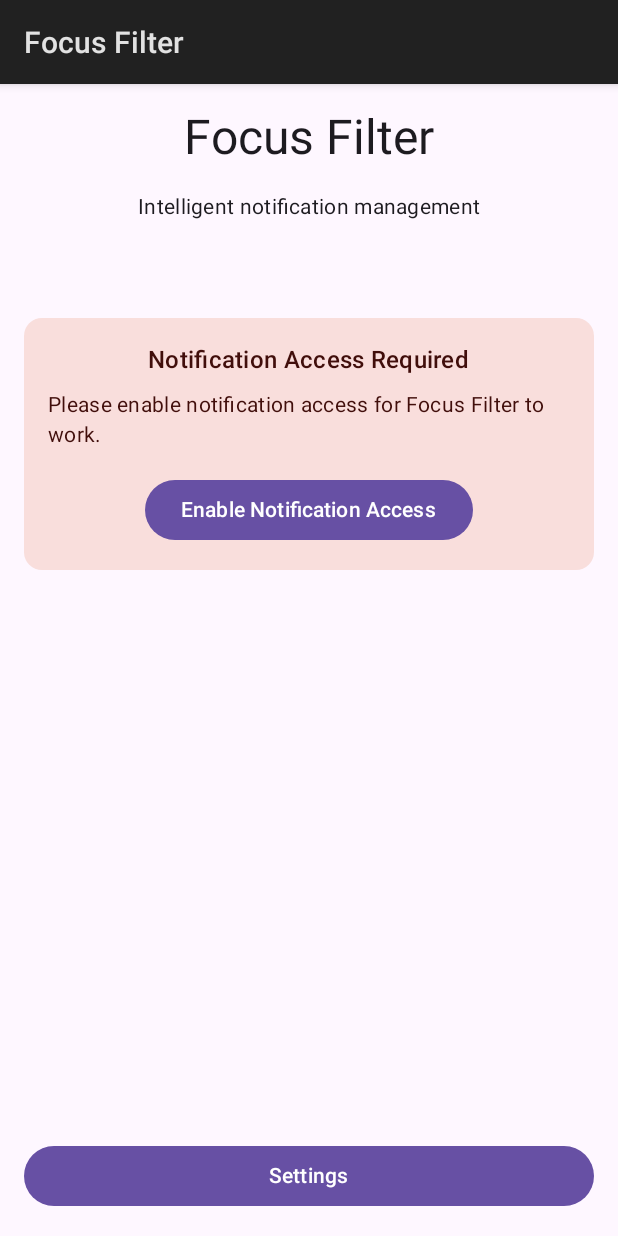
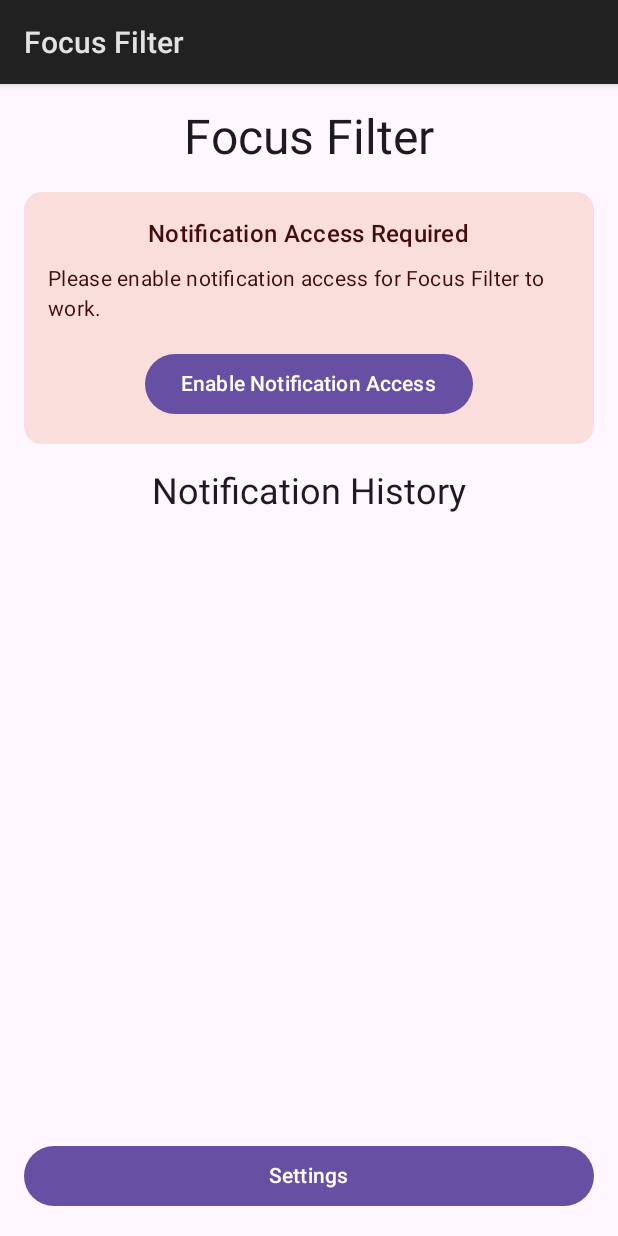
Before and after one commit to isellar/focus-filter, an Android app built with Jetpack Compose: the screen it shows after launch (MainActivity), on a phone screen of 412 x 824 dp. Run offline under Robolectric (Android 15) with nearby library versions, the phone set to English and light mode, and no system bars; our stand-ins replace Dagger/Hilt's generated code, Room's generated code.

Commit message:
update plan and verified pulling notifications, added plan for actual notification capture

```diff
--- a/android/app/src/main/AndroidManifest.xml
+++ b/android/app/src/main/AndroidManifest.xml
@@ -1,6 +1,9 @@
 <?xml version="1.0" encoding="utf-8"?>
 <manifest xmlns:android="http://schemas.android.com/apk/res/android"
     xmlns:tools="http://schemas.android.com/tools">
+
+    <!-- Permission to post notifications (for Android 13+) -->
+    <uses-permission android:name="android.permission.POST_NOTIFICATIONS" />
 
     <!-- Internet permission for backend API fallback -->
     <uses-permission android:name="android.permission.INTERNET" />
--- /dev/null
+++ b/android/app/src/main/java/com/focusfilter/data/NotificationRepository.kt
@@ -0,0 +1,52 @@
+package com.focusfilter.data
+
+import com.focusfilter.data.room.NotificationDao
+import com.focusfilter.data.room.NotificationEntity
+import com.focusfilter.models.ClassificationResult
+import com.focusfilter.models.Notification
+import kotlinx.coroutines.flow.Flow
+import javax.inject.Inject
+import javax.inject.Singleton
+
+/**
+ * Repository for managing notification storage.
+ * It abstracts the data source (Room, and later AppSearch) from the rest of the app.
+ */
+@Singleton
+class NotificationRepository @Inject constructor(
+    private val notificationDao: NotificationDao
+) {
+
+    /**
+     * Inserts a processed notification into the local database.
+     */
+    suspend fun insertNotification(
+        notification: Notification,
+        classification: ClassificationResult
+    ) {
+        val entity = NotificationEntity(
+            title = notification.title,
+            body = notification.body,
+            appName = notification.appName,
+            packageName = notification.packageName,
+            timestamp = notification.timestamp,
+            classification = classification.category.name,
+            reasoning = classification.reasoning
+        )
+        notificationDao.insert(entity)
+    }
+
+    /**
+     * Retrieves all notifications from the database.
+     */
+    fun getAllNotifications(): Flow<List<NotificationEntity>> {
+        return notificationDao.getAll()
+    }
+
+    /**
+     * Clears all notifications from the database.
+     */
+    suspend fun clearAllNotifications() {
+        notificationDao.clearAll()
+    }
+}
--- a/android/app/src/main/java/com/focusfilter/ui/MainActivity.kt
+++ b/android/app/src/main/java/com/focusfilter/ui/MainActivity.kt
@@ -3,18 +3,21 @@ package com.focusfilter.ui
 import android.content.Intent
 import android.os.Bundle
 import android.provider.Settings
-import android.service.notification.NotificationListenerService
 import androidx.activity.ComponentActivity
 import androidx.activity.compose.setContent
 import androidx.compose.foundation.layout.*
+import androidx.compose.foundation.lazy.LazyColumn
+import androidx.compose.foundation.lazy.items
 import androidx.compose.material3.*
 import androidx.compose.runtime.*
 import androidx.compose.ui.Alignment
 import androidx.compose.ui.Modifier
 import androidx.compose.ui.platform.LocalContext
+import androidx.compose.ui.text.font.FontWeight
 import androidx.compose.ui.unit.dp
+import androidx.hilt.navigation.compose.hiltViewModel
+import com.focusfilter.data.room.NotificationEntity
 import com.focusfilter.R
-import com.focusfilter.service.FocusFilterNotificationService
 import dagger.hilt.android.AndroidEntryPoint
 
 @AndroidEntryPoint
@@ -28,9 +31,10 @@ class MainActivity : ComponentActivity() {
 }
 
 @Composable
-fun MainScreen() {
+fun MainScreen(viewModel: MainViewModel = hiltViewModel()) {
     val context = LocalContext.current
     var isServiceEnabled by remember { mutableStateOf(false) }
+    val notifications by viewModel.notifications.collectAsState()
 
     // Check if notification access is enabled
     LaunchedEffect(Unit) {
@@ -47,21 +51,67 @@ fun MainScreen() {
                     .fillMaxSize()
                     .padding(16.dp),
                 horizontalAlignment = Alignment.CenterHorizontally,
-                verticalArrangement = Arrangement.spacedBy(16.dp)
             ) {
                 Text(
                     text = "Focus Filter",
                     style = MaterialTheme.typography.headlineLarge
                 )
+                Spacer(modifier = Modifier.height(16.dp))
+
+                if (!isServiceEnabled) {
+                    NotificationAccessCard()
+                } else {
+                    ServiceStatusCard()
+                }
+
+                Spacer(modifier = Modifier.height(16.dp))
 
                 Text(
-                    text = "Intelligent notification management",
-                    style = MaterialTheme.typography.bodyMedium
+                    text = "Notification History",
+                    style = MaterialTheme.typography.headlineSmall
                 )
 
-                Spacer(modifier = Modifier.height(32.dp))
+                LazyColumn(
+                    modifier = Modifier.weight(1f),
+                    verticalArrangement = Arrangement.spacedBy(8.dp)
+                ) {
+                    items(notifications) { notification ->
+                        NotificationHistoryItem(notification)
+                    }
+                }
 
-                if (!isServiceEnabled) {
+                Button(
+                    onClick = {
+                        val intent = Intent(context, SettingsActivity::class.java)
+                        context.startActivity(intent)
+                    },
+                    modifier = Modifier.fillMaxWidth()
+                ) {
+                    Text("Settings")
+                }
+            }
+        }
+    }
+}
+
+@Composable
+private fun NotificationHistoryItem(notification: NotificationEntity) {
+    Card(modifier = Modifier.fillMaxWidth()) {
+        Column(modifier = Modifier.padding(16.dp)) {
+            Text(notification.title, fontWeight = FontWeight.Bold)
+            Text(notification.body)
+            Spacer(modifier = Modifier.height(4.dp))
+            Text(
+                "Category: ${notification.classification}",
+                style = MaterialTheme.typography.bodySmall
+            )
+        }
+    }
+}
+
+@Composable
+private fun NotificationAccessCard() {
+    val context = LocalContext.current
     Card(
         modifier = Modifier.fillMaxWidth(),
         colors = CardDefaults.cardColors(
@@ -92,7 +142,10 @@ fun MainScreen() {
             }
         }
     }
-                } else {
+}
+
+@Composable
+private fun ServiceStatusCard() {
     Card(
         modifier = Modifier.fillMaxWidth(),
         colors = CardDefaults.cardColors(
@@ -117,21 +170,6 @@ fun MainScreen() {
     }
 }
 
-                Spacer(modifier = Modifier.weight(1f))
-
-                Button(
-                    onClick = {
-                        val intent = Intent(context, SettingsActivity::class.java)
-                        context.startActivity(intent)
-                    },
-                    modifier = Modifier.fillMaxWidth()
-                ) {
-                    Text("Settings")
-                }
-            }
-        }
-    }
-}
 
 /**
  * Checks if notification listener service is enabled.
--- /dev/null
+++ b/android/app/src/main/java/com/focusfilter/ui/MainViewModel.kt
@@ -0,0 +1,24 @@
+package com.focusfilter.ui
+
+import androidx.lifecycle.ViewModel
+import androidx.lifecycle.viewModelScope
+import com.focusfilter.data.NotificationRepository
+import com.focusfilter.data.room.NotificationEntity
+import dagger.hilt.android.lifecycle.HiltViewModel
+import kotlinx.coroutines.flow.SharingStarted
+import kotlinx.coroutines.flow.StateFlow
+import kotlinx.coroutines.flow.stateIn
+import javax.inject.Inject
+
+@HiltViewModel
+class MainViewModel @Inject constructor(
+    private val repository: NotificationRepository
+) : ViewModel() {
+
+    val notifications: StateFlow<List<NotificationEntity>> = repository.getAllNotifications()
+        .stateIn(
+            scope = viewModelScope,
+            started = SharingStarted.WhileSubscribed(5000),
+            initialValue = emptyList()
+        )
+}
```
Also changed, not shown: android/app/src/main/java/com/focusfilter/action/NotificationManager.kt (+17 -6 lines), 1 other file. Lines whose indentation alone changed are shown as unchanged.
